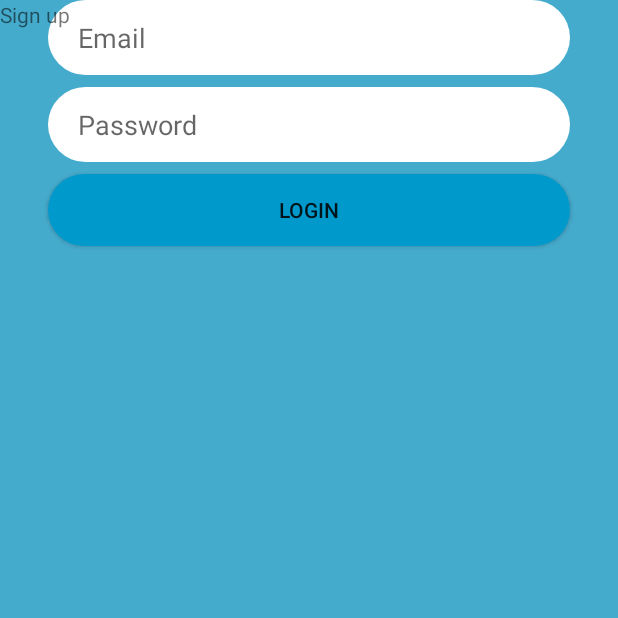
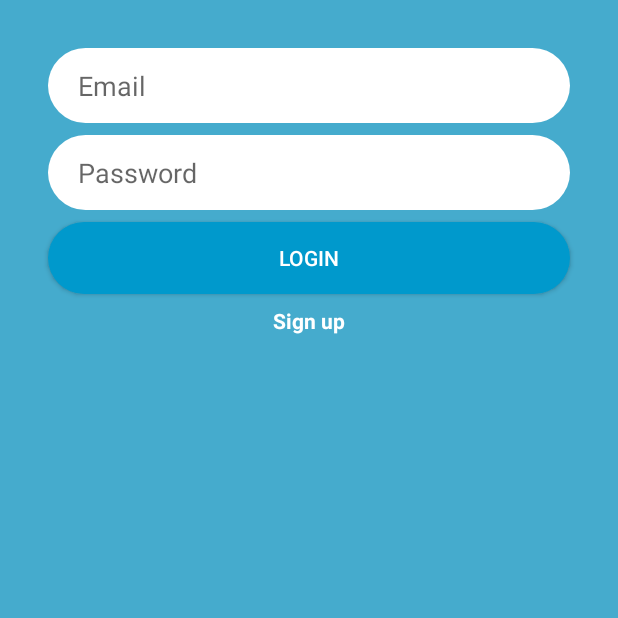
Before and after one commit to Infinility/firemessage, an Android app: the LoginActivity screen opened directly, with no data from a screen before it, on a phone screen of 412 x 824 dp, the top half of it. Run offline under Robolectric (Android 15) with nearby library versions, the phone set to English and light mode, and no system bars; our stand-ins replace Firebase (no records; nobody signed in at launch, a user with empty details on screens opened directly).

```diff
--- a/app/build.gradle
+++ b/app/build.gradle
@@ -30,6 +30,8 @@ dependencies {
     implementation 'com.android.support:design:27.1.1'
     implementation 'com.google.firebase:firebase-core:16.0.5'
     implementation 'com.google.firebase:firebase-auth:16.0.5'
+    implementation 'com.google.firebase:firebase-storage:16.0.5'
+    implementation 'com.google.firebase:firebase-database:16.0.5'
     testImplementation 'junit:junit:4.12'
     androidTestImplementation 'com.android.support.test:runner:1.0.2'
     androidTestImplementation 'com.android.support.test.espresso:espresso-core:3.0.2'
--- a/app/src/main/AndroidManifest.xml
+++ b/app/src/main/AndroidManifest.xml
@@ -1,6 +1,9 @@
 <?xml version="1.0" encoding="utf-8"?>
 <manifest xmlns:android="http://schemas.android.com/apk/res/android"
     package="com.sourtime.www.firemessage">
+
+    <uses-permission android:name="android.permission.READ_EXTERNAL_STORAGE" />
+    <uses-permission android:name="android.permission.WRITE_EXTERNAL_STORAGE"/>
 
     <application
         android:allowBackup="true"
@@ -9,7 +12,7 @@
         android:roundIcon="@mipmap/ic_launcher_round"
         android:supportsRtl="true"
         android:theme="@style/AppTheme">
-        <activity android:name=".MainActivity">
+        <activity android:name=".SignupActivity">
             <intent-filter>
                 <action android:name="android.intent.action.MAIN" />
 
--- a/app/src/main/java/com/sourtime/www/firemessage/LoginActivity.kt
+++ b/app/src/main/java/com/sourtime/www/firemessage/LoginActivity.kt
@@ -21,6 +21,10 @@ class LoginActivity : AppCompatActivity() {
             login()
         }
 
+        tvBackToSignup.setOnClickListener {
+            finish()
+        }
+
     }
 
     private fun login(){
--- a/app/src/main/res/layout/content_login.xml
+++ b/app/src/main/res/layout/content_login.xml
@@ -16,6 +16,7 @@
         android:layout_height="50dp"
         android:layout_marginEnd="32dp"
         android:layout_marginStart="32dp"
+        android:layout_marginTop="32dp"
         android:background="@drawable/rounded_edittext_register_login"
         android:ems="10"
         android:hint="Email"
@@ -23,7 +24,7 @@
         android:paddingStart="20sp"
         app:layout_constraintEnd_toEndOf="parent"
         app:layout_constraintStart_toStartOf="parent"
-        tools:layout_editor_absoluteY="115dp" />
+        app:layout_constraintTop_toTopOf="parent" />
 
     <EditText
         android:id="@+id/etLoginPassword"
@@ -45,6 +46,7 @@
         android:layout_height="wrap_content"
         android:layout_marginTop="8dp"
         android:background="@drawable/rounded_button"
+        android:textColor="@android:color/white"
         android:text="Login"
         app:layout_constraintEnd_toEndOf="@+id/etLoginPassword"
         app:layout_constraintStart_toStartOf="@+id/etLoginPassword"
@@ -54,7 +56,13 @@
         android:id="@+id/tvBackToSignup"
         android:layout_width="wrap_content"
         android:layout_height="wrap_content"
+        android:layout_marginEnd="8dp"
+        android:layout_marginStart="8dp"
+        android:layout_marginTop="8dp"
         android:text="Sign up"
-        tools:layout_editor_absoluteX="163dp"
-        tools:layout_editor_absoluteY="300dp" />
+        android:textColor="@android:color/white"
+        android:textStyle="bold"
+        app:layout_constraintEnd_toEndOf="@+id/btnLogin"
+        app:layout_constraintStart_toStartOf="@+id/btnLogin"
+        app:layout_constraintTop_toBottomOf="@+id/btnLogin" />
 </android.support.constraint.ConstraintLayout>
```
Also changed, not shown: app/src/main/java/com/sourtime/www/firemessage/SignupActivity.kt (renamed from app/src/main/java/com/sourtime/www/firemessage/MainActivity.kt, +46 -2 lines), app/src/main/res/layout/activity_main.xml (+18 -11 lines).
